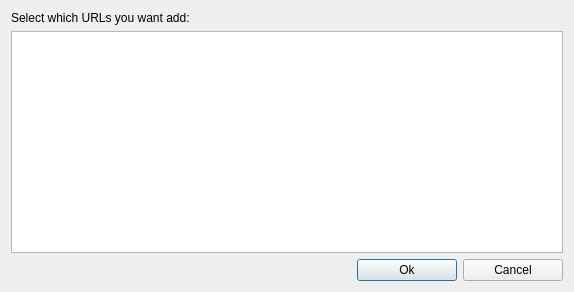
First picture: the form in ui/multiurls.ui, repository ckorn/xvst, before the edit.
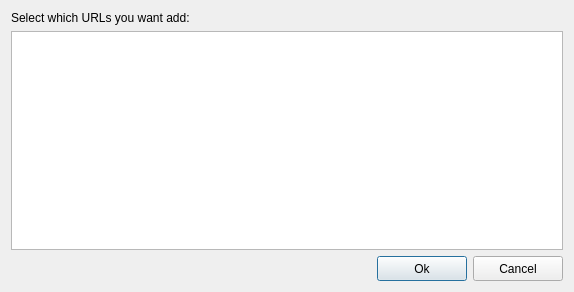
Second picture: the form after the edit.

Commit message: - Changed buttons size

Patch:
```diff
--- a/ui/multiurls.ui
+++ b/ui/multiurls.ui
@@ -47,7 +47,19 @@
       <widget class="QPushButton" name="btnOk">
        <property name="minimumSize">
         <size>
-         <width>100</width>
+         <width>90</width>
+         <height>25</height>
+        </size>
+       </property>
+       <property name="maximumSize">
+        <size>
+         <width>90</width>
+         <height>16777215</height>
+        </size>
+       </property>
+       <property name="baseSize">
+        <size>
+         <width>0</width>
          <height>0</height>
         </size>
        </property>
@@ -72,7 +84,19 @@
       <widget class="QPushButton" name="btnCancel">
        <property name="minimumSize">
         <size>
-         <width>100</width>
+         <width>90</width>
+         <height>25</height>
+        </size>
+       </property>
+       <property name="maximumSize">
+        <size>
+         <width>90</width>
+         <height>16777215</height>
+        </size>
+       </property>
+       <property name="baseSize">
+        <size>
+         <width>0</width>
          <height>0</height>
         </size>
        </property>
```
Left out of the diff: 28 changed lines with no effect on the pictures.
